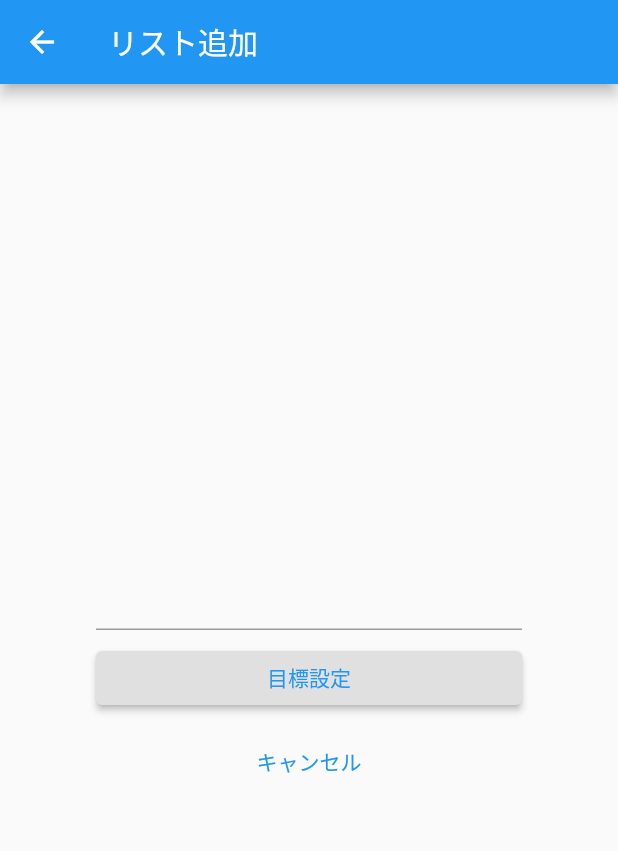
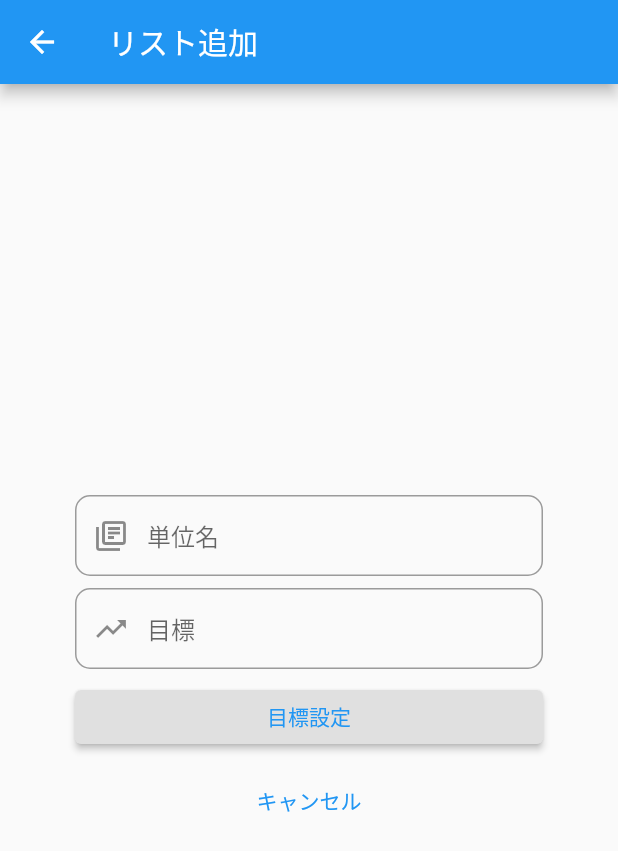
Before and after one commit to syunsuke1115/tani_money, a Flutter app: the MainScreen screen opened by its route, after a tap on the "add" icon, on a phone screen of 412 x 824 dp. Shown: the top 851 px of the screen. Run offline on Flutter 3.47's test engine with Material 2 defaults, Android fonts, the phone set to English and light mode, and no system bars; our stand-ins replace cloud_firestore, firebase_auth, firebase_core, fluttertoast; accounts and stored records are empty.

Commit message:
目標を入力できるように

```diff
--- a/lib/pages/TargetAddPage.dart
+++ b/lib/pages/TargetAddPage.dart
@@ -9,7 +9,8 @@ class TargetAddPage extends StatefulWidget {
 
 class _TargetAddPageState extends State<TargetAddPage> {
   // 入力されたテキストをデータとして持つ
-  String _text = '';
+  String _creditText = '';
+  String _targetText = '';
   static final _firestore = FirebaseFirestore.instance;
 
   // データを元に表示するWidget
@@ -21,12 +22,11 @@ class _TargetAddPageState extends State<TargetAddPage> {
       ),
       body: Container(
         // 余白を付ける
-        padding: EdgeInsets.all(64),
+        padding: EdgeInsets.all(50),
         child: Column(
           mainAxisAlignment: MainAxisAlignment.center,
           children: <Widget>[
             // 入力されたテキストを表示
-            Text(_text, style: TextStyle(color: Colors.blue)),
             const SizedBox(height: 8),
             // テキスト入力
             TextField(
@@ -35,9 +35,32 @@ class _TargetAddPageState extends State<TargetAddPage> {
                 // データが変更したことを知らせる（画面を更新する）
                 setState(() {
                   // データを変更
-                  _text = value;
+                  _creditText = value;
                 });
               },
+              decoration: InputDecoration(
+                  prefixIcon: Icon(Icons.library_books_outlined),
+                  contentPadding: EdgeInsets.fromLTRB(20, 15, 20, 15),
+                  hintText: "単位名",
+                  border:
+                  OutlineInputBorder(borderRadius: BorderRadius.circular(10.0))),
+            ),
+            const SizedBox(height: 8),
+            TextField(
+              // 入力されたテキストの値を受け取る（valueが入力されたテキスト）
+              onChanged: (String value) {
+                // データが変更したことを知らせる（画面を更新する）
+                setState(() {
+                  // データを変更
+                  _targetText = value;
+                });
+              },
+                decoration: InputDecoration(
+                    prefixIcon: Icon(Icons.trending_up),
+                    contentPadding: EdgeInsets.fromLTRB(20, 15, 20, 15),
+                    hintText: "目標",
+                    border:
+                    OutlineInputBorder(borderRadius: BorderRadius.circular(10.0)))
             ),
             const SizedBox(height: 8),
             Container(
@@ -53,8 +76,7 @@ class _TargetAddPageState extends State<TargetAddPage> {
                 onPressed: () {
                   // "pop"で前の画面に戻る
                   // "pop"の引数から前の画面にデータを渡す
-                  Navigator.of(context).pop(_text);
-                  addFirestore(_text);
+                  addFirestore(_creditText,_targetText);
                 },
               ),
             ),
@@ -78,7 +100,8 @@ class _TargetAddPageState extends State<TargetAddPage> {
     );
   }
 
-  void addFirestore(_text) {
+  void addFirestore(_creditText,_targetText) {
+    //TODO　null チェック
     final FirebaseAuth auth = FirebaseAuth.instance;
     final User? user = auth.currentUser;
     final uid = user!.uid;
@@ -88,7 +111,8 @@ class _TargetAddPageState extends State<TargetAddPage> {
         .collection('targets')
         .doc()
         .set({
-      'subjectName': _text,
+      'subjectName': _creditText,
+      "targetOfSubject":_targetText,
     });
     _firestore
         .collection('users')
```
Also changed, not shown: lib/pages/MainScreen.dart (+2 -9 lines).
